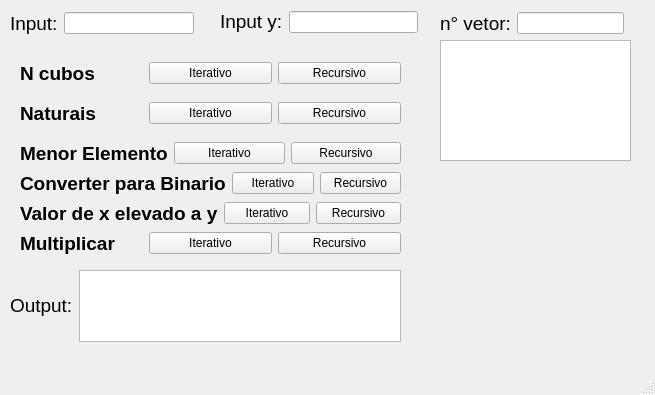
Before: the Qt Designer form mainwindow.ui in cpedrohenrique1/recursividade2, drawn with Qt 5.
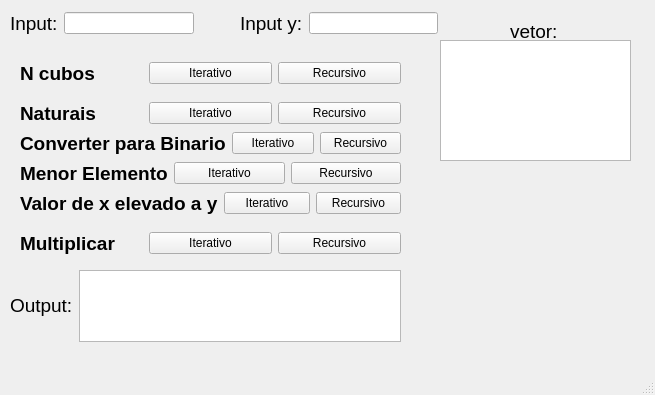
After: the same form once the commit is applied.

What changed in the file:
```diff
--- a/mainwindow.ui
+++ b/mainwindow.ui
@@ -128,7 +128,7 @@
     <property name="geometry">
      <rect>
       <x>20</x>
-      <y>140</y>
+      <y>160</y>
       <width>381</width>
       <height>27</height>
      </rect>
@@ -157,28 +157,6 @@
      </item>
     </layout>
    </widget>
-   <widget class="QWidget" name="layoutWidget_4">
-    <property name="geometry">
-     <rect>
-      <x>440</x>
-      <y>10</y>
-      <width>184</width>
-      <height>27</height>
-     </rect>
-    </property>
-    <layout class="QHBoxLayout" name="horizontalLayout_6">
-     <item>
-      <widget class="QLabel" name="label_6">
-       <property name="text">
-        <string>&lt;html&gt;&lt;head/&gt;&lt;body&gt;&lt;p&gt;&lt;span style=&quot; font-size:14pt;&quot;&gt;n° vetor:&lt;/span&gt;&lt;/p&gt;&lt;/body&gt;&lt;/html&gt;</string>
-       </property>
-      </widget>
-     </item>
-     <item>
-      <widget class="QLineEdit" name="lineEdit_inputVetor"/>
-     </item>
-    </layout>
-   </widget>
    <widget class="QTextEdit" name="textEdit_outputVetor">
     <property name="geometry">
      <rect>
@@ -193,7 +171,7 @@
     <property name="geometry">
      <rect>
       <x>20</x>
-      <y>170</y>
+      <y>130</y>
       <width>381</width>
       <height>27</height>
      </rect>
@@ -226,7 +204,7 @@
     <property name="geometry">
      <rect>
       <x>20</x>
-      <y>200</y>
+      <y>190</y>
       <width>381</width>
       <height>27</height>
      </rect>
@@ -258,10 +236,10 @@
    <widget class="QWidget" name="layoutWidget">
     <property name="geometry">
      <rect>
-      <x>220</x>
+      <x>240</x>
       <y>10</y>
       <width>198</width>
-      <height>24</height>
+      <height>27</height>
      </rect>
     </property>
     <layout class="QHBoxLayout" name="horizontalLayout_9">
@@ -310,6 +288,19 @@
      </item>
     </layout>
    </widget>
+   <widget class="QLabel" name="label_6">
+    <property name="geometry">
+     <rect>
+      <x>510</x>
+      <y>20</y>
+      <width>51</width>
+      <height>22</height>
+     </rect>
+    </property>
+    <property name="text">
+     <string>&lt;html&gt;&lt;head/&gt;&lt;body&gt;&lt;p&gt;&lt;span style=&quot; font-size:14pt;&quot;&gt;vetor:&lt;/span&gt;&lt;/p&gt;&lt;/body&gt;&lt;/html&gt;</string>
+    </property>
+   </widget>
   </widget>
   <widget class="QMenuBar" name="menubar">
    <property name="geometry">
```
Left out of the diff: 2 changed lines with no effect on the pictures.
